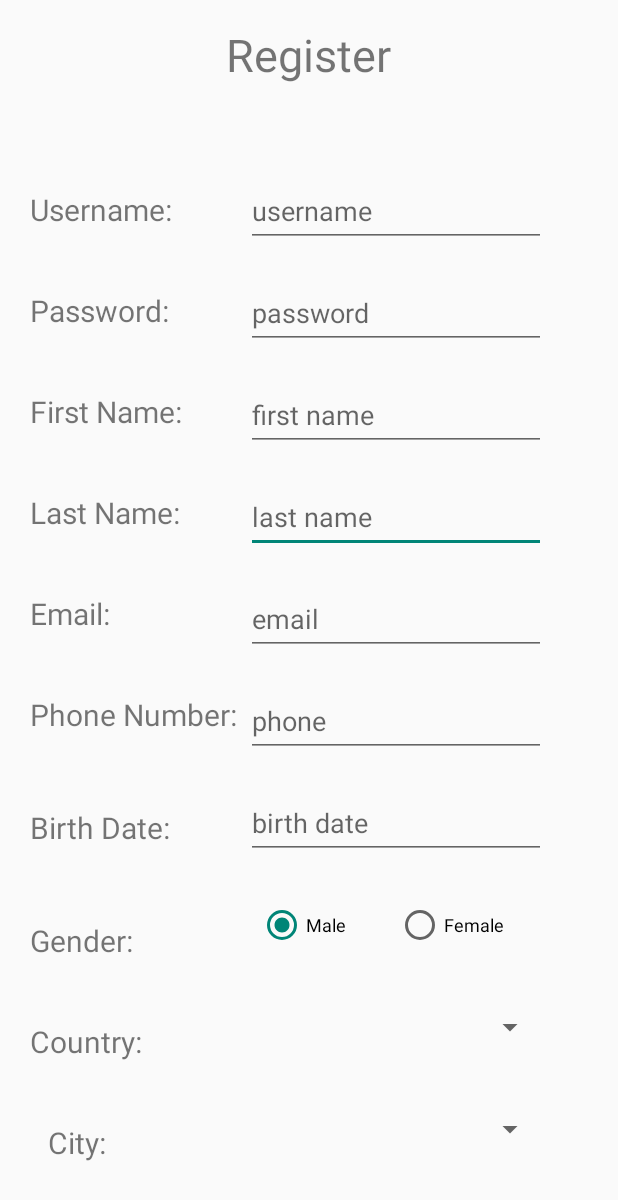
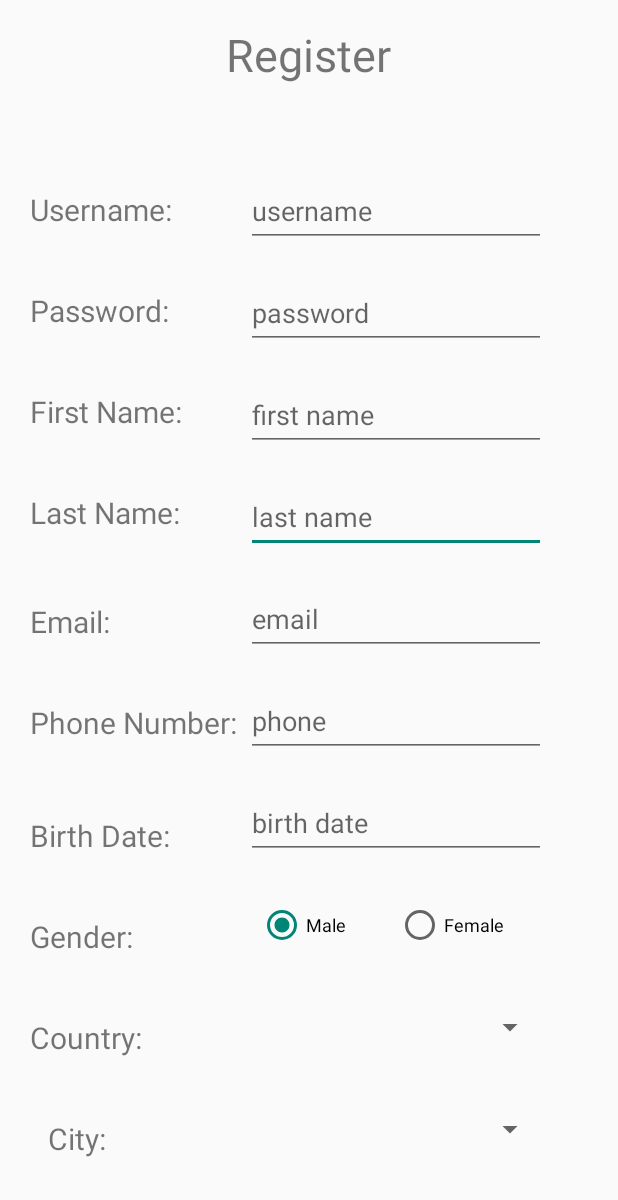
Before and after one commit to shakedm100/WorkOut, an Android app: the layout registration_page.xml on its own in the app's theme, with its tools: preview values and no code run, on a phone screen of 412 x 824 dp. Shown: the top 1200 px of the screen. Run offline under Robolectric (Android 15) with nearby library versions, the light colour scheme and no system bars.

Commit message:
Addressed spacing in registration_page.xml

```diff
--- a/WorkOut/app/src/main/res/layout/registration_page.xml
+++ b/WorkOut/app/src/main/res/layout/registration_page.xml
@@ -62,9 +62,9 @@
         android:layout_width="wrap_content"
         android:layout_height="wrap_content"
         android:layout_marginStart="4dp"
-        android:layout_marginTop="48dp"
+        android:layout_marginTop="40dp"
+        android:labelFor="@id/radioGrp"
         android:text="Gender:"
-        android:labelFor="@id/radioGrp"
         android:textSize="20sp"
         app:layout_constraintStart_toStartOf="parent"
         app:layout_constraintTop_toBottomOf="@+id/birthDateTextView" />
@@ -74,9 +74,9 @@
         android:layout_width="wrap_content"
         android:layout_height="wrap_content"
         android:layout_marginStart="4dp"
-        android:layout_marginTop="40dp"
+        android:layout_marginTop="45dp"
+        android:labelFor="@id/emailText"
         android:text="Email:"
-        android:labelFor="@id/emailText"
         android:textSize="20sp"
         app:layout_constraintStart_toStartOf="parent"
         app:layout_constraintTop_toBottomOf="@+id/lastNameTextView" />
@@ -284,8 +284,8 @@
         android:layout_height="wrap_content"
         android:layout_marginStart="4dp"
         android:layout_marginTop="40dp"
+        android:labelFor="@id/countrySpinner"
         android:text="Country:"
-        android:labelFor="@id/countrySpinner"
         android:textSize="20sp"
         app:layout_constraintStart_toStartOf="parent"
         app:layout_constraintTop_toBottomOf="@+id/genderTextView" />
```
